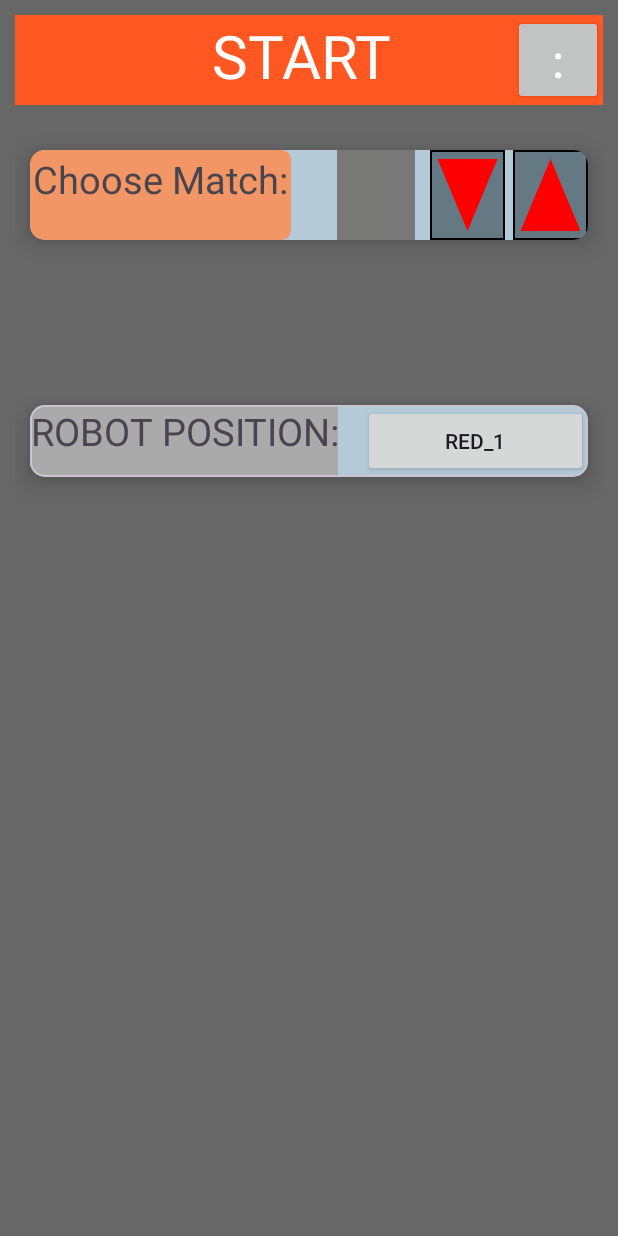
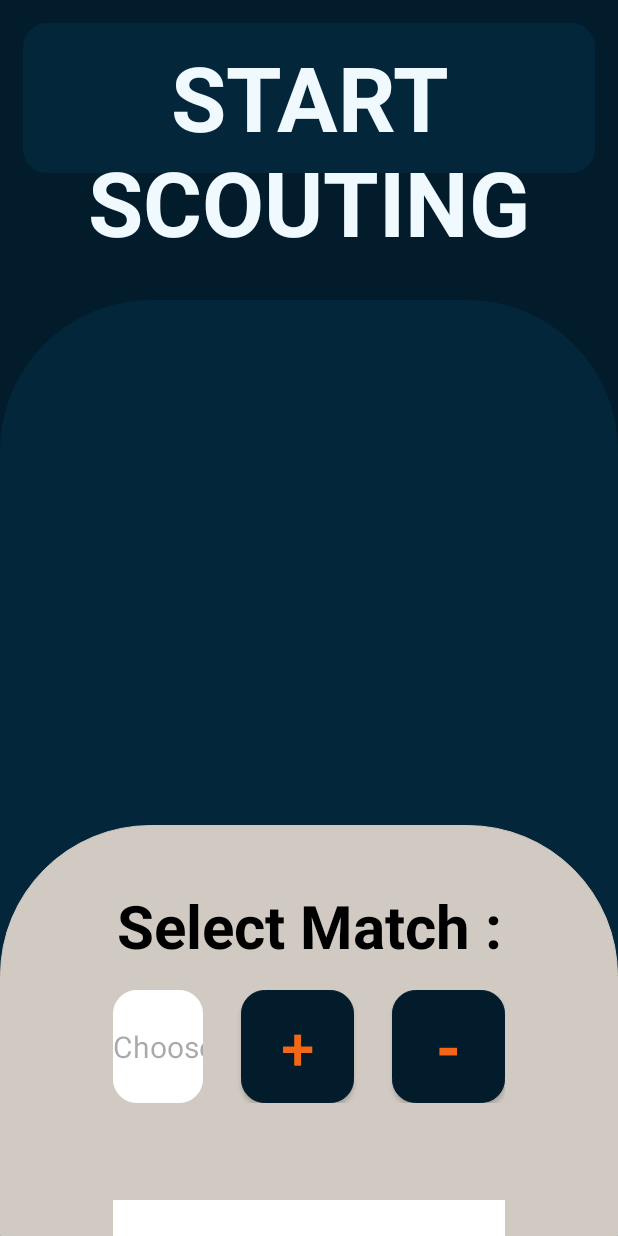
Before and after one commit to diskuv/scoutapps, an Android app: the StartScoutingActivity screen opened directly, with no data from a screen before it, on a phone screen of 412 x 824 dp. Run offline under Robolectric (Android 15) with nearby library versions, the light colour scheme and no system bars.

Commit message:
-Re did the start scouting page

```diff
--- a/app/src/main/java/com/example/squirrelscout_scouter/match_scouting_pages/StartScoutingActivity.java
+++ b/app/src/main/java/com/example/squirrelscout_scouter/match_scouting_pages/StartScoutingActivity.java
@@ -6,8 +6,11 @@ import android.os.Bundle;
 import android.util.Log;
 import android.view.MenuItem;
 import android.view.View;
+import android.widget.ArrayAdapter;
+import android.widget.AutoCompleteTextView;
 import android.widget.Button;
 import android.widget.PopupMenu;
+import android.widget.Spinner;
 
 import androidx.annotation.Nullable;
 
@@ -24,40 +27,25 @@ public class StartScoutingActivity extends Activity {
         setContentView(R.layout.start_scouting);
 
         //initializing all buttons to a component
-        robotPositionButton = findViewById(R.id.START_SCOUTING_ROBOT_POSITION_BUTTON);
-        settingButton = findViewById(R.id.SETTINGS);
+//        robotPositionButton = findViewById(R.id.START_SCOUTING_ROBOT_POSITION_BUTTON);
+//        settingButton = findViewById(R.id.SETTINGS);
+
+        //dropdown
+        AutoCompleteTextView dropdown = findViewById(R.id.dropdown);
+        String[] items = new String[]{"Item 1", "Item 2", "Item 3"};
+        ArrayAdapter<String> adapter = new ArrayAdapter<>(this, R.layout.dropdown_text, items);
+        dropdown.setAdapter(adapter);
+        dropdown.setKeyListener(null);
+        dropdown.setOnClickListener(new View.OnClickListener() {
+            @Override
+            public void onClick(View v) {
+                dropdown.showDropDown();
+            }
+        });
+
 
 
         //giving actions to the buttons
-        robotPositionButton.setOnClickListener(new View.OnClickListener() {
-            @Override
-            public void onClick(View view) {
-                showPopUp();
-            }
-        });
-
-        settingButton.setOnClickListener(new View.OnClickListener() {
-            @Override
-            public void onClick(View view) {
-                startActivity(new Intent(StartScoutingActivity.this, MainActivity.class));
-                Log.d("e", "Going back to home");
-            }
-        });
-    }
-
-    private void showPopUp(){
-        PopupMenu popup = new PopupMenu(StartScoutingActivity.this, findViewById(R.id.START_SCOUTING_ROBOT_POSITION_BUTTON));
-        popup.inflate(R.menu.robot_position_selector);
-        popup.show();
-
-        popup.setOnMenuItemClickListener(new PopupMenu.OnMenuItemClickListener() {
-            @Override
-            public boolean onMenuItemClick(MenuItem menuItem) {
-                robotPositionButton.setText(menuItem.getTitle());
-
-                return true;
-            }
-        });
     }
 
 
--- /dev/null
+++ b/app/src/main/res/drawable/dropdown_background.xml
@@ -0,0 +1,5 @@
+<?xml version="1.0" encoding="utf-8"?>
+<selector xmlns:android="http://schemas.android.com/apk/res/android">
+    <item android:state_pressed="true" android:drawable="@color/lightGrey" />
+    <item android:drawable="@color/white" />
+</selector>
--- /dev/null
+++ b/app/src/main/res/layout/dropdown_text.xml
@@ -0,0 +1,8 @@
+<TextView
+    xmlns:android="http://schemas.android.com/apk/res/android"
+    android:id="@android:id/text1"
+    android:layout_width="match_parent"
+    android:layout_height="wrap_content"
+    android:textColor="@color/black"
+    android:textSize="50sp"
+    android:text="Text1"/>
--- a/app/src/main/res/layout/start_scouting.xml
+++ b/app/src/main/res/layout/start_scouting.xml
@@ -1,123 +1,134 @@
 <?xml version="1.0" encoding="utf-8"?>
- <RelativeLayout xmlns:android="http://schemas.android.com/apk/res/android"
+ <androidx.coordinatorlayout.widget.CoordinatorLayout
+    xmlns:android="http://schemas.android.com/apk/res/android"
     android:layout_width="match_parent"
     android:layout_height="match_parent"
-    android:background="@color/darkGrey"
+    android:background="@color/background"
     xmlns:app="http://schemas.android.com/apk/res-auto">
 
 
-    <LinearLayout
-        android:id="@+id/Main_Card_H"
-        android:layout_width="match_parent"
-        android:layout_height="match_parent"
-        android:layout_marginEnd="10dp"
-        android:layout_marginBottom="10dp"
-        android:layout_marginTop="10dp"
-        android:layout_marginStart="10dp"
-        android:orientation="vertical">
+    <!-- Cards to make the design look nice -->
+    <View
+        android:id="@+id/view"
+        android:layout_width="wrap_content"
+        android:layout_height="100dp"
+        android:layout_marginTop="15dp"
+        android:layout_marginEnd="15dp"
+        android:layout_marginStart="15dp"
+        android:background="@drawable/rounded_rectangle_subtle"
+        android:backgroundTint="@color/secondary" />
+    <View
+        android:id="@+id/view2"
+        android:layout_width="wrap_content"
+        android:layout_height="wrap_content"
+        android:layout_marginTop="200dp"
+        android:background="@drawable/rounded_rectangle"
+        android:backgroundTint="@color/secondary" />
+    <View
+        android:id="@+id/view3"
+        android:layout_width="wrap_content"
+        android:layout_height="wrap_content"
+        android:layout_marginTop="550dp"
+        android:layout_marginBottom="-100dp"
+        android:background="@drawable/rounded_rectangle"
+        android:backgroundTint="@color/offwhite" />
 
-        <LinearLayout
-            android:id="@+id/Title_Card_H"
+    <!-- Title -->
+    <TextView
+        android:id="@+id/textView2"
         android:layout_width="match_parent"
         android:layout_height="wrap_content"
-            android:background="@color/orange"
+        android:layout_alignParentEnd="true"
+        android:layout_marginTop="24dp"
+        android:gravity="center"
+        android:text="Start Scouting"
+        android:inputType="none"
+        android:textAllCaps="true"
+        android:textStyle="bold"
+        android:textColor="@color/Text"
+        android:textSize="60sp"/>
+
+
+
+    <!-- Choose match Layout-->
+    <TextView
+        android:id="@+id/Choose_Match_Label"
+        android:layout_width="match_parent"
+        android:layout_height="75dp"
+        android:layout_gravity="top|center"
+        android:layout_marginStart="75dp"
+        android:layout_marginEnd="75dp"
+        android:layout_marginTop="590dp"
+        android:text="Select Match :"
+        android:textColor="@color/black"
+        android:textAlignment="center"
+        android:textStyle="bold"
+        android:textSize="40sp"
+        />
+    <LinearLayout
+        android:layout_width="match_parent"
+        android:layout_height="75dp"
+        android:layout_marginTop="660dp"
+        android:layout_marginStart="75dp"
+        android:layout_marginEnd="75dp"
         android:orientation="horizontal">
 
-            <TextView
-                android:id="@+id/TITLE"
+        <EditText
+            android:id="@+id/Choose_Match_Input"
+            android:layout_height="match_parent"
             android:layout_width="match_parent"
+            android:layout_marginEnd="25dp"
+            android:layout_weight="1"
+            android:background="@drawable/rounded_rectangle_subtle"
+            android:backgroundTint="@color/white"
+            android:ems="10"
+            android:hint="Choose Match..."
+            android:inputType="text"
+            android:maxLines="1"
+            android:padding="0dp"
+            android:singleLine="true"
+            android:textAlignment="center"
+            android:textColor="@color/black"
+            android:textSize="20sp" />
+
+        <Button
+            android:id="@+id/MATCH_INCREMENT"
+            android:layout_width="75dp"
+            android:layout_height="match_parent"
+            android:layout_marginEnd="25dp"
+            android:background="@drawable/rounded_rectangle_subtle"
+            android:backgroundTint="@color/background"
+            android:text="+"
+            android:textColor="@color/accent"
+            android:textSize="40sp"
+            app:backgroundTint="@null" />
+        <Button
+            android:id="@+id/MATCH_DECREMENT"
+            android:layout_width="75dp"
             android:layout_height="match_parent"
             android:layout_gravity="center"
-                android:layout_weight="1"
-                android:text="     START SCOUTING"
-                android:textAlignment="center"
-                android:textColor="@color/white"
-                android:textSize="40sp" />
-
-            <Button
-                android:id="@+id/SETTINGS"
-                android:layout_width="60dp"
-                android:layout_height="60dp"
-                android:layout_gravity="center|right"
-                android:backgroundTint="@color/lightGrey"
-                android:text=":"
-                android:textColor="@color/white"
-                android:textSize="30sp" />
+            android:background="@drawable/rounded_rectangle_subtle"
+            android:backgroundTint="@color/background"
+            android:text="-"
+            android:textColor="@color/accent"
+            android:textStyle="bold"
+            android:textSize="40sp"
+            app:backgroundTint="@null" />
     </LinearLayout>
 
-        <androidx.cardview.widget.CardView
-            android:id="@+id/START_SCOUTING_MATCH_SELECTOR_CARD"
+    <!-- Robot Position Layout -->
+    <AutoCompleteTextView
+        android:id="@+id/dropdown"
         android:layout_width="match_parent"
-            android:layout_height="60dp"
-
-            android:layout_marginStart="10dp"
-            android:layout_marginTop="30dp"
-            android:layout_marginEnd="10dp"
-            android:layout_marginBottom="10dp"
-
-            app:cardBackgroundColor="#B5CAD7"
-            app:cardCornerRadius="10dp"
-            app:cardElevation="10dp">
+        android:layout_height="75dp"
+        android:layout_marginStart="75dp"
+        android:layout_marginEnd="75dp"
+        android:layout_marginTop="800dp"
+        android:hint="Select an item"
+        android:background="@drawable/dropdown_background"
+        android:backgroundTint="@color/white"
+        android:inputType="none"
+        android:padding="8dp" />
 
 
-            <TextView
-                android:layout_width="wrap_content"
-                android:layout_height="match_parent"
-                android:layout_marginRight="10dp"
-                android:background="@drawable/rectangle"
-                android:backgroundTint="#F39665"
-                android:text="Choose Match:"
-                android:textAlignment="center"
-
-                android:textSize="25dp" />
-
-            <include
-                layout="@layout/counter"
-                android:layout_width="wrap_content"
-                android:layout_height="match_parent"
-                android:layout_gravity="right" />
-
-
-        </androidx.cardview.widget.CardView>
-
-        <com.google.android.material.card.MaterialCardView
-            android:layout_width="match_parent"
-            android:layout_height="wrap_content"
-
-            android:layout_marginStart="10dp"
-            android:layout_marginTop="100dp"
-            android:layout_marginEnd="10dp"
-            android:layout_marginBottom="10dp"
-            app:cardBackgroundColor="#B5CAD7"
-            app:cardCornerRadius="10dp"
-            app:cardElevation="10dp">
-
-            <TextView
-                android:layout_width="wrap_content"
-                android:layout_height="match_parent"
-                android:layout_marginRight="10dp"
-
-                android:background="@android:color/darker_gray"
-                android:text="ROBOT POSITION:"
-                android:textAlignment="center"
-
-                android:textSize="25dp" />
-
-            <Button
-                android:id="@+id/START_SCOUTING_ROBOT_POSITION_BUTTON"
-                android:layout_width="wrap_content"
-                android:layout_height="match_parent"
-                android:layout_gravity="right"
-                android:minWidth="150dp"
-                android:text="RED_1"
-
-
-                />
-
-
-        </com.google.android.material.card.MaterialCardView>
-
-    </LinearLayout>
-
-
-</RelativeLayout>
+</androidx.coordinatorlayout.widget.CoordinatorLayout>
--- a/app/src/main/res/values/strings.xml
+++ b/app/src/main/res/values/strings.xml
@@ -1,3 +1,9 @@
+<?xml version="1.0" encoding="utf-8"?>
 <resources>
     <string name="app_name">SquirrelScout_Scouter</string>
+    <string-array name="languages">
+        <item>English</item>
+        <item>German</item>
+        <item>Chinese</item>
+    </string-array>
 </resources>
```
Lines whose indentation alone changed are shown as unchanged.
